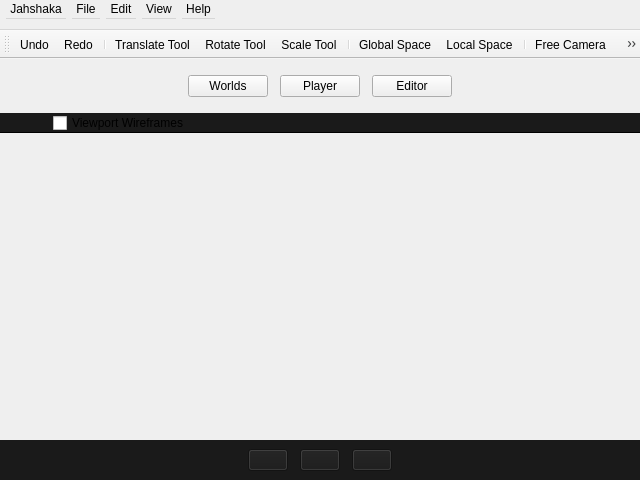
Old version of the form src/mainwindow.ui in the repository jahshaka/Studio.
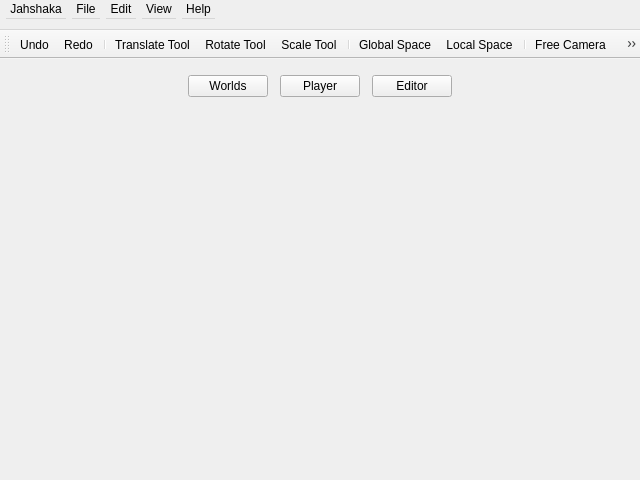
New version of the form. Icons and pictures are not drawn.

Commit message: Delete designer  generated viewport layout

```diff
--- a/src/mainwindow.ui
+++ b/src/mainwindow.ui
@@ -661,249 +661,6 @@
         <property name="spacing">
          <number>0</number>
         </property>
-        <item row="0" column="0">
-         <widget class="QWidget" name="backgroundscene" native="true">
-          <layout class="QVBoxLayout" name="verticalLayout_2">
-           <property name="spacing">
-            <number>0</number>
-           </property>
-           <property name="leftMargin">
-            <number>0</number>
-           </property>
-           <property name="topMargin">
-            <number>0</number>
-           </property>
-           <property name="rightMargin">
-            <number>0</number>
-           </property>
-           <property name="bottomMargin">
-            <number>0</number>
-           </property>
-           <item>
-            <widget class="QWidget" name="controlBar" native="true">
-             <property name="sizePolicy">
-              <sizepolicy hsizetype="Preferred" vsizetype="Fixed">
-               <horstretch>0</horstretch>
-               <verstretch>0</verstretch>
-              </sizepolicy>
-             </property>
-             <property name="minimumSize">
-              <size>
-               <width>0</width>
-               <height>0</height>
-              </size>
-             </property>
-             <property name="maximumSize">
-              <size>
-               <width>16777215</width>
-               <height>26</height>
-              </size>
-             </property>
-             <property name="styleSheet">
-              <string notr="true">#controlBar {
-	background: #1A1A1A;
-	border-bottom: 1px solid black;
-}</string>
-             </property>
-             <layout class="QHBoxLayout" name="horizontalLayout">
-              <property name="spacing">
-               <number>12</number>
-              </property>
-              <property name="leftMargin">
-               <number>9</number>
-              </property>
-              <property name="topMargin">
-               <number>0</number>
-              </property>
-              <property name="rightMargin">
-               <number>9</number>
-              </property>
-              <property name="bottomMargin">
-               <number>0</number>
-              </property>
-              <item>
-               <widget class="QPushButton" name="screenshotBtn">
-                <property name="toolTip">
-                 <string>Take a screenshot of the scene</string>
-                </property>
-                <property name="toolTipDuration">
-                 <number>0</number>
-                </property>
-                <property name="styleSheet">
-                 <string notr="true">background: transparent; border: 0</string>
-                </property>
-                <property name="text">
-                 <string/>
-                </property>
-                <property name="icon">
-                 <iconset resource="../app/icons.qrc">
-                  <normaloff>:/icons/camera.svg</normaloff>:/icons/camera.svg</iconset>
-                </property>
-               </widget>
-              </item>
-              <item>
-               <widget class="QCheckBox" name="wireCheck">
-                <property name="text">
-                 <string>Viewport Wireframes</string>
-                </property>
-                <property name="tristate">
-                 <bool>false</bool>
-                </property>
-               </widget>
-              </item>
-              <item>
-               <spacer name="horizontalSpacer">
-                <property name="orientation">
-                 <enum>Qt::Horizontal</enum>
-                </property>
-                <property name="sizeHint" stdset="0">
-                 <size>
-                  <width>40</width>
-                  <height>20</height>
-                 </size>
-                </property>
-               </spacer>
-              </item>
-              <item>
-               <widget class="QPushButton" name="playSceneBtn">
-                <property name="cursor">
-                 <cursorShape>PointingHandCursor</cursorShape>
-                </property>
-                <property name="toolTip">
-                 <string>Play scene</string>
-                </property>
-                <property name="toolTipDuration">
-                 <number>0</number>
-                </property>
-                <property name="styleSheet">
-                 <string notr="true">background: transparent; border: 0</string>
-                </property>
-                <property name="text">
-                 <string/>
-                </property>
-                <property name="icon">
-                 <iconset resource="../app/icons.qrc">
-                  <normaloff>:/icons/g_play.svg</normaloff>:/icons/g_play.svg</iconset>
-                </property>
-                <property name="flat">
-                 <bool>true</bool>
-                </property>
-               </widget>
-              </item>
-             </layout>
-            </widget>
-           </item>
-           <item>
-            <widget class="QWidget" name="sceneContainer" native="true">
-             <property name="sizePolicy">
-              <sizepolicy hsizetype="Preferred" vsizetype="Preferred">
-               <horstretch>0</horstretch>
-               <verstretch>1</verstretch>
-              </sizepolicy>
-             </property>
-             <property name="focusPolicy">
-              <enum>Qt::ClickFocus</enum>
-             </property>
-            </widget>
-           </item>
-           <item>
-            <widget class="QWidget" name="playerControls" native="true">
-             <property name="sizePolicy">
-              <sizepolicy hsizetype="Preferred" vsizetype="Preferred">
-               <horstretch>0</horstretch>
-               <verstretch>0</verstretch>
-              </sizepolicy>
-             </property>
-             <property name="styleSheet">
-              <string notr="true">background: #1A1A1A</string>
-             </property>
-             <layout class="QHBoxLayout" name="horizontalLayout_3">
-              <property name="spacing">
-               <number>12</number>
-              </property>
-              <item>
-               <spacer name="horizontalSpacer_3">
-                <property name="orientation">
-                 <enum>Qt::Horizontal</enum>
-                </property>
-                <property name="sizeHint" stdset="0">
-                 <size>
-                  <width>40</width>
-                  <height>20</height>
-                 </size>
-                </property>
-               </spacer>
-              </item>
-              <item>
-               <widget class="QPushButton" name="pushButton">
-                <property name="text">
-                 <string/>
-                </property>
-                <property name="icon">
-                 <iconset resource="../app/icons.qrc">
-                  <normaloff>:/icons/rotate-to-right.svg</normaloff>:/icons/rotate-to-right.svg</iconset>
-                </property>
-                <property name="iconSize">
-                 <size>
-                  <width>16</width>
-                  <height>16</height>
-                 </size>
-                </property>
-               </widget>
-              </item>
-              <item>
-               <widget class="QPushButton" name="pushButton_2">
-                <property name="text">
-                 <string/>
-                </property>
-                <property name="icon">
-                 <iconset resource="../app/icons.qrc">
-                  <normaloff>:/icons/g_play.svg</normaloff>:/icons/g_play.svg</iconset>
-                </property>
-                <property name="iconSize">
-                 <size>
-                  <width>24</width>
-                  <height>24</height>
-                 </size>
-                </property>
-               </widget>
-              </item>
-              <item>
-               <widget class="QPushButton" name="pushButton_3">
-                <property name="text">
-                 <string/>
-                </property>
-                <property name="icon">
-                 <iconset resource="../app/icons.qrc">
-                  <normaloff>:/icons/g_stop.svg</normaloff>:/icons/g_stop.svg</iconset>
-                </property>
-                <property name="iconSize">
-                 <size>
-                  <width>16</width>
-                  <height>16</height>
-                 </size>
-                </property>
-               </widget>
-              </item>
-              <item>
-               <spacer name="horizontalSpacer_5">
-                <property name="orientation">
-                 <enum>Qt::Horizontal</enum>
-                </property>
-                <property name="sizeHint" stdset="0">
-                 <size>
-                  <width>40</width>
-                  <height>20</height>
-                 </size>
-                </property>
-               </spacer>
-              </item>
-             </layout>
-            </widget>
-           </item>
-          </layout>
-         </widget>
-        </item>
        </layout>
       </widget>
      </widget>
```
Left out of the diff: 8 changed lines with no effect on the pictures.
